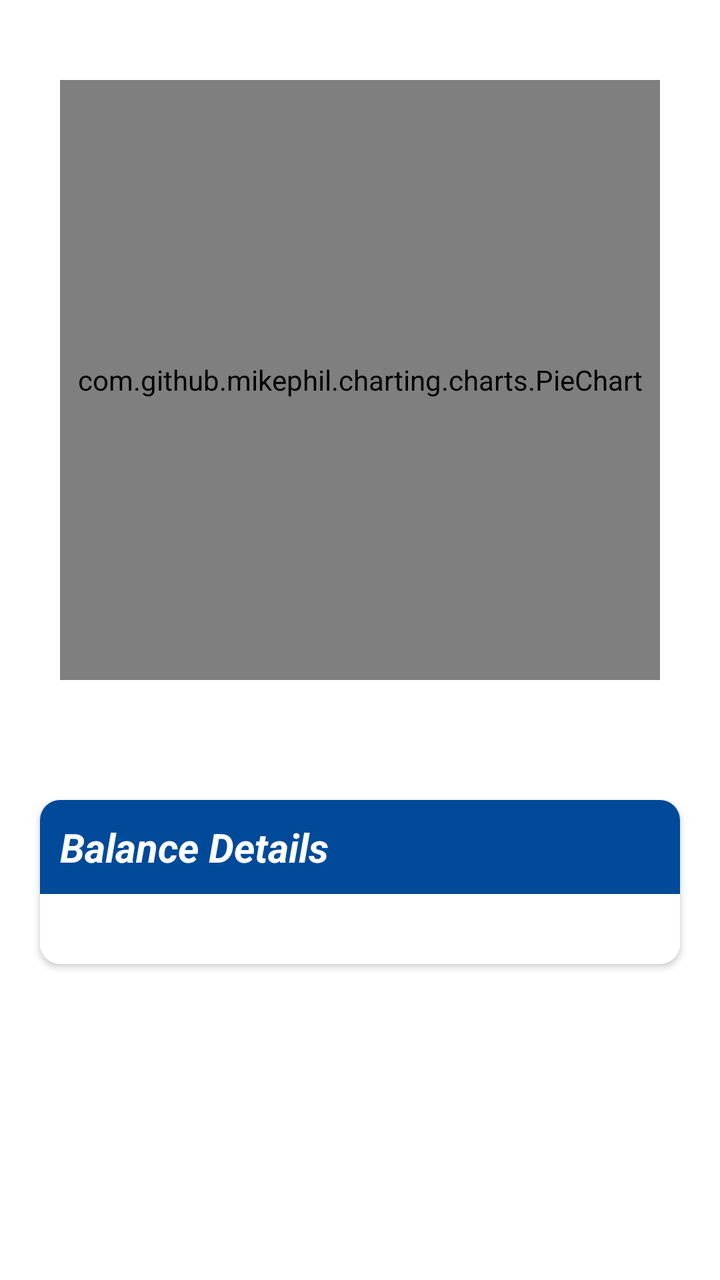
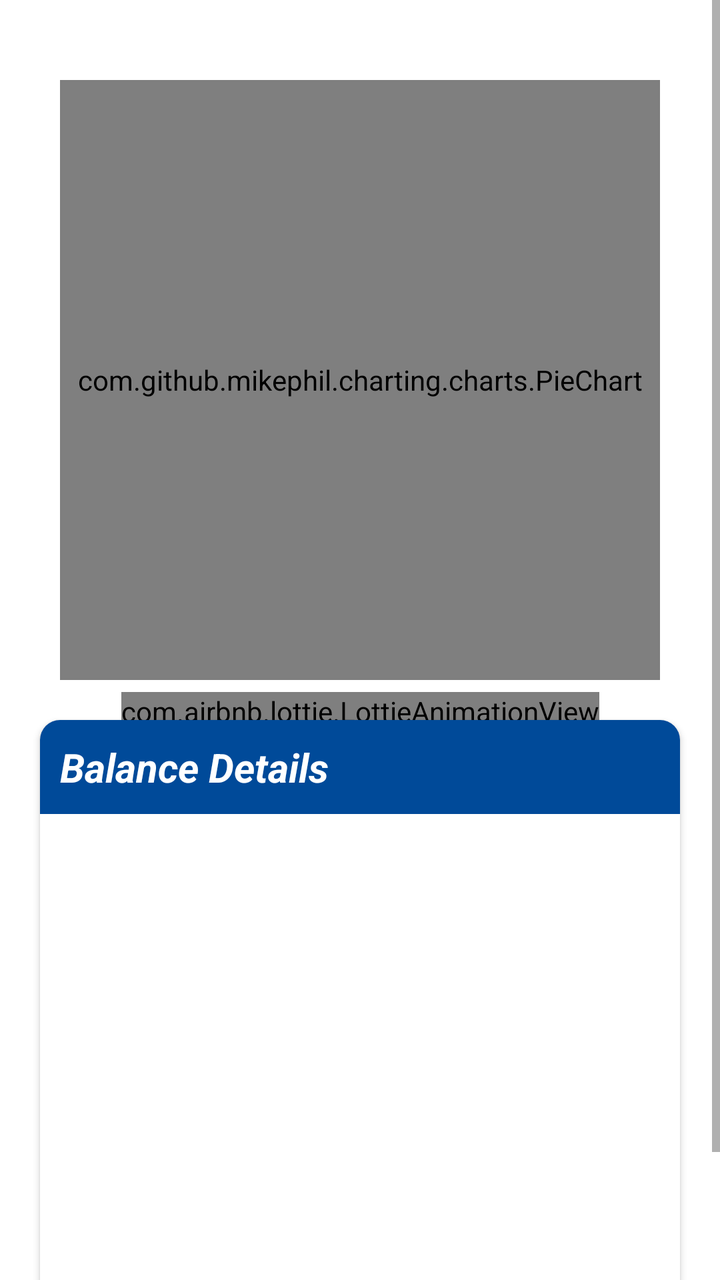

Screens rendered from an Android XML layout before and after an edit, with the pre-edit source and the edit as a unified diff.
<!-- AndroidManifest.xml: application theme AppTheme -->
<!-- res/layout/fragment_india_balance.xml -->
<?xml version="1.0" encoding="utf-8"?>
<FrameLayout xmlns:android="http://schemas.android.com/apk/res/android"
    xmlns:app="http://schemas.android.com/apk/res-auto"
    xmlns:tools="http://schemas.android.com/tools"
    android:layout_width="match_parent"
    android:layout_height="match_parent"
    tools:context=".ViewBalance.IndiaBalanceFragment">

    <androidx.constraintlayout.widget.ConstraintLayout
        android:layout_width="match_parent"
        android:layout_height="match_parent">

        <com.airbnb.lottie.LottieAnimationView
            android:id="@+id/balanceAnimation"
            android:layout_width="wrap_content"
            android:layout_height="wrap_content"
            app:layout_constraintBottom_toBottomOf="parent"
            app:layout_constraintEnd_toEndOf="parent"
            app:layout_constraintStart_toStartOf="parent"
            app:layout_constraintTop_toTopOf="parent"
            app:lottie_autoPlay="true"
            app:lottie_fileName="empty.json"
            app:lottie_loop="true" />

        <com.github.mikephil.charting.charts.PieChart
            android:id="@+id/balancePieChart"
            android:layout_width="300dp"
            android:layout_height="300dp"
            android:layout_marginTop="40dp"
            app:layout_constraintLeft_toLeftOf="parent"
            app:layout_constraintRight_toRightOf="parent"
            app:layout_constraintTop_toTopOf="parent" />

        <androidx.cardview.widget.CardView
            android:id="@+id/indiaBalCard"
            android:layout_width="match_parent"
            android:layout_height="wrap_content"
            android:layout_marginStart="20dp"
            android:layout_marginTop="60dp"
            android:layout_marginEnd="20dp"
            app:cardCornerRadius="10dp"
            app:cardMaxElevation="5dp"
            app:layout_constraintEnd_toEndOf="parent"
            app:layout_constraintStart_toStartOf="parent"
            app:layout_constraintTop_toBottomOf="@+id/balancePieChart">

            <androidx.constraintlayout.widget.ConstraintLayout
                android:id="@+id/indiaBalLayout"
                android:layout_width="match_parent"
                android:layout_height="wrap_content"
                android:background="@color/white"
                android:paddingBottom="15dp">

                <TextView
                    android:id="@+id/indiaBalTitle"
                    android:layout_width="match_parent"
                    android:layout_height="wrap_content"
                    android:background="@color/background"
                    android:padding="10dp"
                    android:text="Balance Details"
                    android:textColor="@color/white"
                    android:textSize="20sp"
                    android:textStyle="bold|italic"
                    app:layout_constraintEnd_toEndOf="parent"
                    app:layout_constraintStart_toStartOf="parent"
                    app:layout_constraintTop_toTopOf="parent"
                    tools:ignore="HardcodedText" />

                <ListView
                    android:id="@+id/indiaBalListView"
                    android:layout_width="match_parent"
                    android:layout_height="wrap_content"
                    android:layout_marginTop="20dp"
                    android:divider="@null"
                    android:dividerHeight="0dp"
                    android:listSelector="@android:color/transparent"
                    app:layout_constraintEnd_toEndOf="parent"
                    app:layout_constraintStart_toStartOf="parent"
                    app:layout_constraintTop_toBottomOf="@+id/indiaBalTitle" />

            </androidx.constraintlayout.widget.ConstraintLayout>

        </androidx.cardview.widget.CardView>

    </androidx.constraintlayout.widget.ConstraintLayout>

</FrameLayout>
<!-- resources referenced by this layout -->
<resources>
  <color name="background">#004A99</color>
  <color name="white">#FFFFFFFF</color>
  <style name="AppTheme" parent="Theme.MaterialComponents.Light.DarkActionBar">
          
          
          
          <item name="colorPrimary">@color/background</item>
          <item name="colorPrimaryDark">@color/background</item>
          <item name="colorAccent">@color/background</item>
          
          <item name="colorSurface">@color/background</item>
          
          <item name="android:itemTextAppearance">@style/OptionsMenuStyle</item>
      </style>
  <style name="OptionsMenuStyle" parent="@style/TextAppearance.AppCompat.Widget.ActionBar.Title">
          <item name="android:textColor">@color/background</item>
          <item name="android:textStyle">italic|bold</item>
          <item name="android:textSize">15sp</item>
      </style>
</resources>

<!-- the commit's change to res/layout/fragment_india_balance.xml (unified diff, before → after) -->
@@ -1,5 +1,4 @@
-<?xml version="1.0" encoding="utf-8"?>
-<FrameLayout xmlns:android="http://schemas.android.com/apk/res/android"
+<ScrollView xmlns:android="http://schemas.android.com/apk/res/android"
     xmlns:app="http://schemas.android.com/apk/res-auto"
     xmlns:tools="http://schemas.android.com/tools"
     android:layout_width="match_parent"
@@ -8,7 +7,7 @@
 
     <androidx.constraintlayout.widget.ConstraintLayout
         android:layout_width="match_parent"
-        android:layout_height="match_parent">
+        android:layout_height="wrap_content">
 
         <com.airbnb.lottie.LottieAnimationView
             android:id="@+id/balanceAnimation"
@@ -36,7 +35,7 @@
             android:layout_width="match_parent"
             android:layout_height="wrap_content"
             android:layout_marginStart="20dp"
-            android:layout_marginTop="60dp"
+            android:layout_marginTop="20dp"
             android:layout_marginEnd="20dp"
             app:cardCornerRadius="10dp"
             app:cardMaxElevation="5dp"
@@ -69,19 +68,27 @@
                 <ListView
                     android:id="@+id/indiaBalListView"
                     android:layout_width="match_parent"
-                    android:layout_height="wrap_content"
+                    android:layout_height="250dp"
                     android:layout_marginTop="20dp"
                     android:divider="@null"
                     android:dividerHeight="0dp"
                     android:listSelector="@android:color/transparent"
                     app:layout_constraintEnd_toEndOf="parent"
                     app:layout_constraintStart_toStartOf="parent"
-                    app:layout_constraintTop_toBottomOf="@+id/indiaBalTitle" />
+                    app:layout_constraintTop_toBottomOf="@+id/indiaBalTitle"
+                    tools:ignore="NestedScrolling" />
 
             </androidx.constraintlayout.widget.ConstraintLayout>
 
         </androidx.cardview.widget.CardView>
 
+        <TextView
+            android:layout_width="wrap_content"
+            android:layout_height="wrap_content"
+            app:layout_constraintEnd_toEndOf="parent"
+            app:layout_constraintStart_toStartOf="parent"
+            app:layout_constraintTop_toBottomOf="@+id/indiaBalCard" />
+
     </androidx.constraintlayout.widget.ConstraintLayout>
 
-</FrameLayout>
+</ScrollView>
